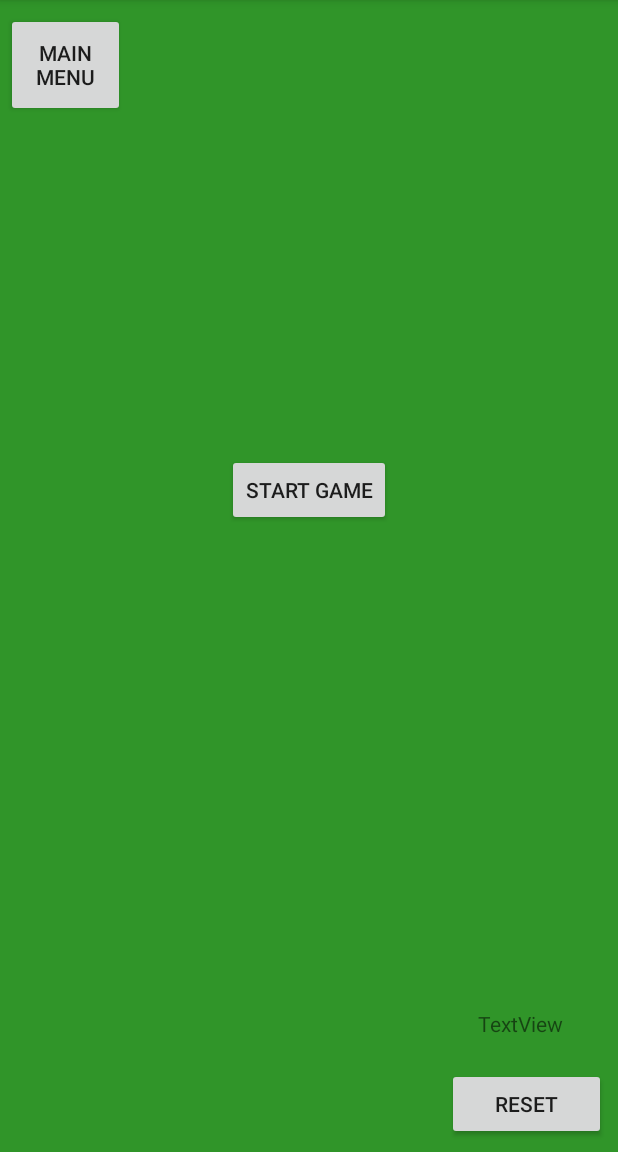
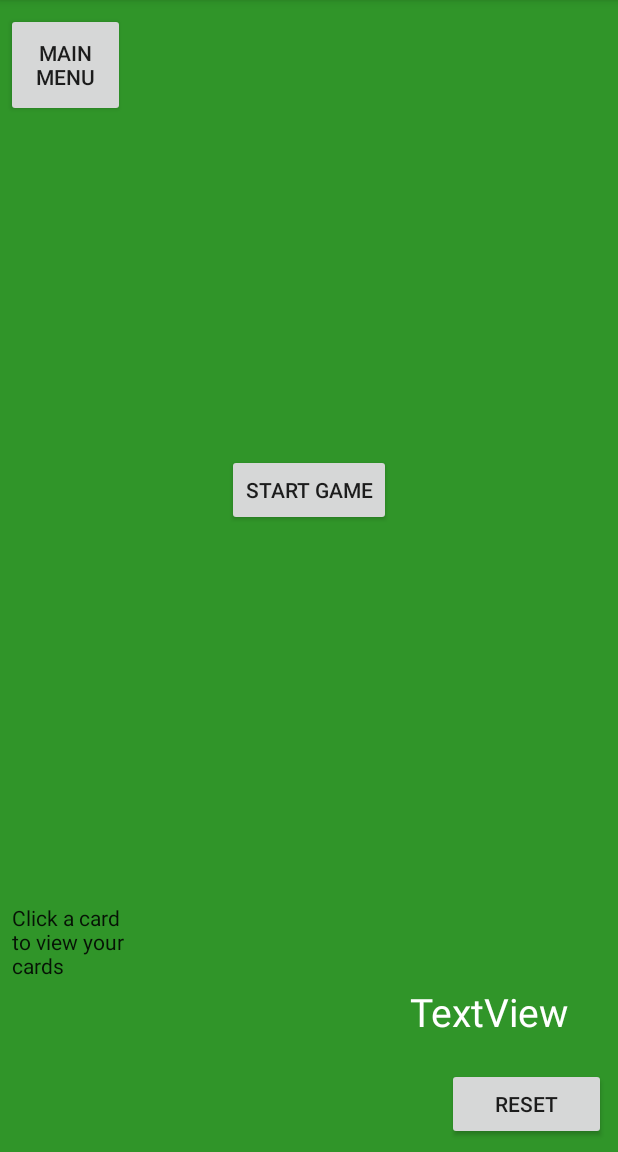
Before and after one commit to Egonzalez897/BlackJack, an Android app: the screen it shows after launch (MainActivity), after a tap on "1 COMPUTER", on a phone screen of 412 x 824 dp, the part 84-1236 px from its top. Run offline under Robolectric (Android 15) with nearby library versions, the phone set to English and light mode, and no system bars; our stand-ins replace Picasso, Volley; network calls fail; pictures from the network do not load.

Commit message:
More changes to make mainscreen look better

```diff
--- a/app/src/main/res/layout/activity_main.xml
+++ b/app/src/main/res/layout/activity_main.xml
@@ -147,6 +147,7 @@
         android:layout_marginStart="8dp"
         android:layout_marginTop="8dp"
         android:text="Dealer"
+        android:textAppearance="@style/TextAppearance.AppCompat.Inverse"
         android:visibility="invisible"
         app:layout_constraintBottom_toBottomOf="parent"
         app:layout_constraintEnd_toEndOf="parent"
@@ -164,6 +165,7 @@
         android:layout_marginRight="8dp"
         android:layout_marginStart="8dp"
         android:text="PlayerName"
+        android:textAppearance="@style/TextAppearance.AppCompat.Inverse"
         android:visibility="visible"
         app:layout_constraintBottom_toTopOf="@+id/playerCard2"
         app:layout_constraintEnd_toEndOf="parent"
@@ -179,7 +181,8 @@
         android:layout_marginStart="8dp"
         android:layout_marginTop="8dp"
         android:text="Click a card to view your cards"
-        android:visibility="invisible"
+        android:textAppearance="@style/TextAppearance.AppCompat"
+        android:visibility="visible"
         app:layout_constraintBottom_toBottomOf="parent"
         app:layout_constraintStart_toStartOf="parent"
         app:layout_constraintTop_toTopOf="parent"
@@ -205,6 +208,7 @@
         android:layout_marginLeft="36dp"
         android:layout_marginStart="36dp"
         android:text="TextView"
+        android:textAppearance="@style/TextAppearance.AppCompat.Inverse"
         android:visibility="invisible"
         app:layout_constraintBottom_toTopOf="@+id/leftCard1"
         app:layout_constraintStart_toStartOf="parent" />
@@ -217,6 +221,7 @@
         android:layout_marginEnd="48dp"
         android:layout_marginRight="48dp"
         android:text="TextView"
+        android:textAppearance="@style/TextAppearance.AppCompat.Inverse"
         android:visibility="invisible"
         app:layout_constraintBottom_toTopOf="@+id/rightCard2"
         app:layout_constraintEnd_toEndOf="parent" />
@@ -244,7 +249,9 @@
         android:layout_marginLeft="8dp"
         android:layout_marginRight="8dp"
         android:layout_marginStart="8dp"
+        android:textSize="26dp"
         android:text="TextView"
+        android:textAppearance="@style/TextAppearance.AppCompat.Inverse"
         app:layout_constraintBottom_toTopOf="@+id/resetBtn"
         app:layout_constraintEnd_toEndOf="parent"
         app:layout_constraintHorizontal_bias="0.916"
--- a/app/src/main/res/layout/activity_main2.xml
+++ b/app/src/main/res/layout/activity_main2.xml
@@ -4,6 +4,7 @@
     xmlns:tools="http://schemas.android.com/tools"
     android:layout_width="match_parent"
     android:layout_height="match_parent"
+    android:background="@color/green"
     tools:context=".Main2Activity">
 
     <ImageView
```
Also changed, not shown: app/src/main/res/layout/activity_instructions.xml (+5 -3 lines).
